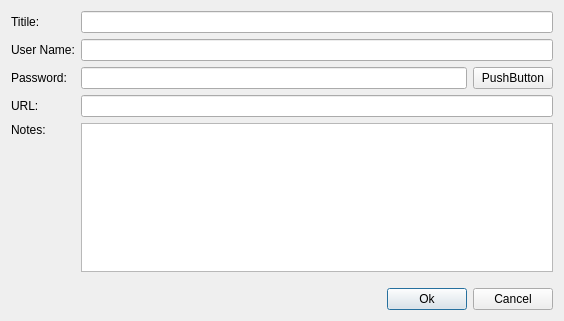
Qt form EntryEditor.ui (sochok222/RadikPass) before a commit.
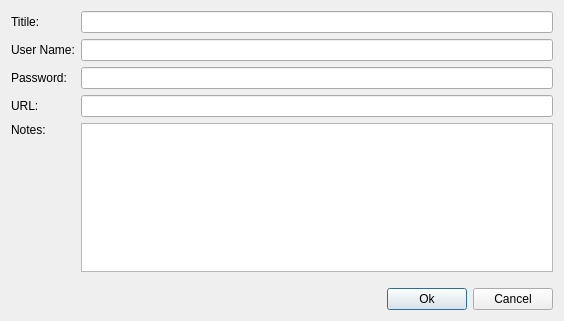
The same form after that commit.

Commit message: Added PasswordGenerator action to EntryAdder

```diff
--- a/EntryEditor.ui
+++ b/EntryEditor.ui
@@ -117,18 +117,7 @@
     <widget class="QLineEdit" name="line_url"/>
    </item>
    <item row="2" column="1">
-    <layout class="QHBoxLayout" name="horizontalLayout">
-     <item>
-      <widget class="QLineEdit" name="line_password"/>
-     </item>
-     <item>
-      <widget class="QPushButton" name="pushButton">
-       <property name="text">
-        <string>PushButton</string>
-       </property>
-      </widget>
-     </item>
-    </layout>
+    <widget class="QLineEdit" name="line_password"/>
    </item>
   </layout>
  </widget>
```
Left out of the diff: 66 changed lines with no effect on the pictures. The commit also changes 14 other files.
